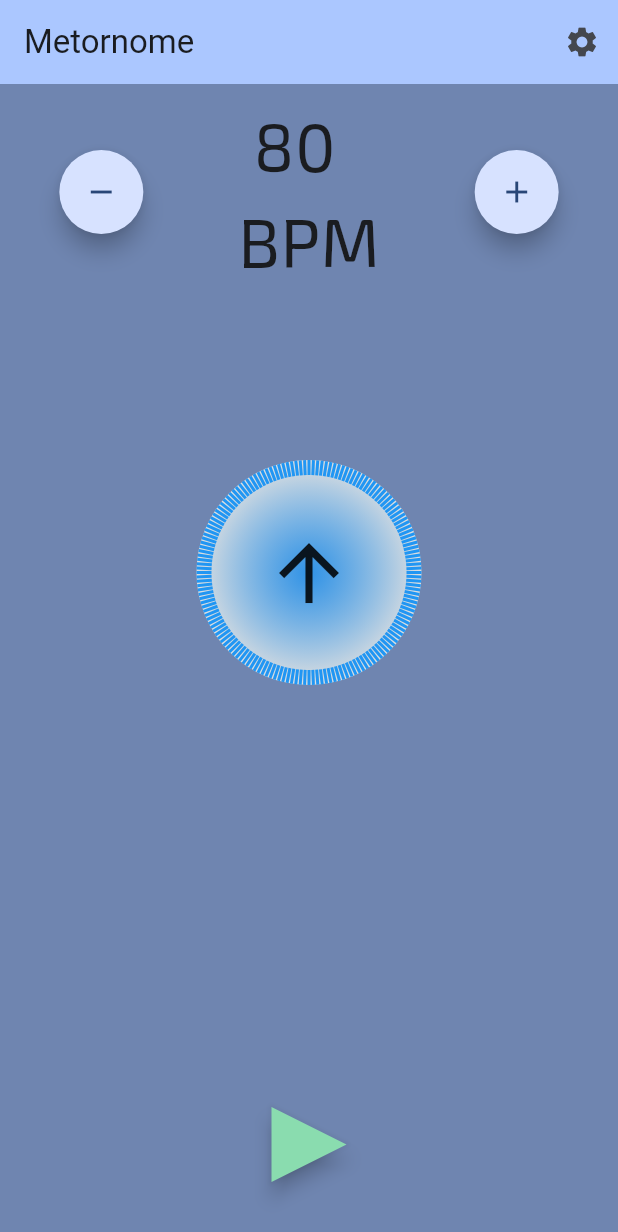
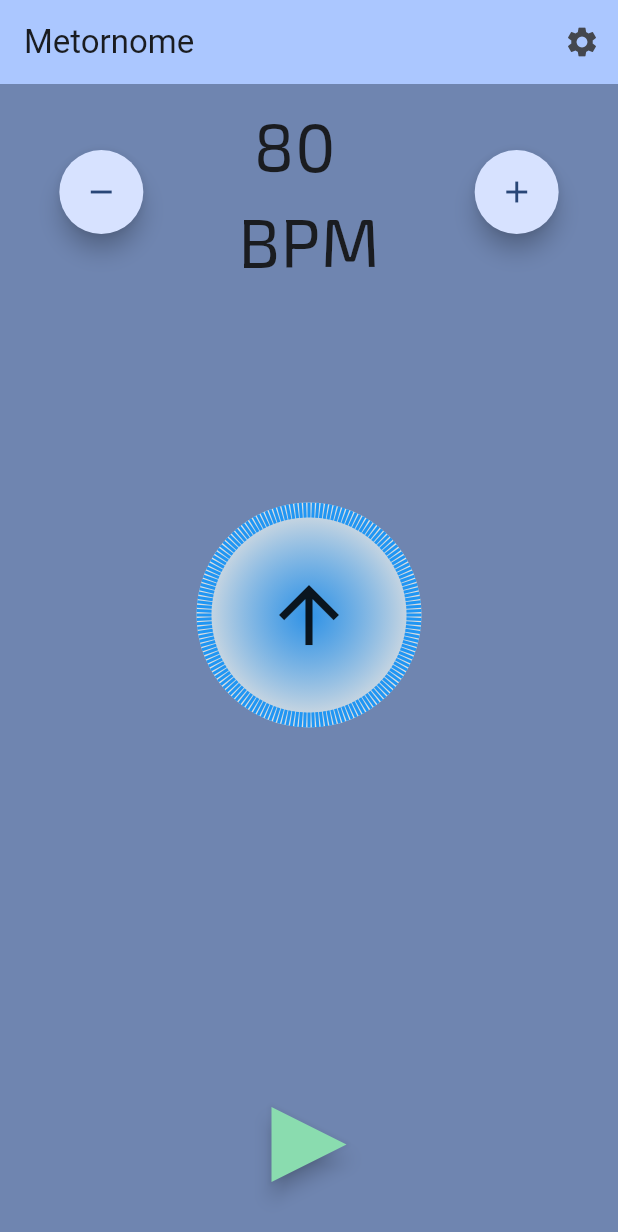
Before and after one commit to BMarx981/metornome, a Flutter app: the screen it shows after launch, on a phone screen of 412 x 824 dp. Shown: the top 1232 px of the screen. Run offline on Flutter 3.47's test engine with Material 3 defaults, Android fonts, the light colour scheme and no system bars; our stand-ins replace audioplayers, drift, flutter_riverpod, go_router, google_fonts; accounts and stored records are empty; generated files the repository leaves out were written again.

```diff
--- a/lib/main_view/main_page.dart
+++ b/lib/main_view/main_page.dart
@@ -56,7 +56,8 @@ class MainPage extends ConsumerWidget {
               ],
             ),
           ),
-          EnhancedKnobWidget(
+          Expanded(
+            child: EnhancedKnobWidget(
               onChanged: (value) {
                 ref.read(tempoProvider.notifier).state = value;
               },
@@ -64,9 +65,10 @@ class MainPage extends ConsumerWidget {
               maxValue: 200,
               divisions: 200 - 40,
             ),
+          ),
           playProv
               ? const BlinkingContainer()
-              : const SizedBox(height: 50, width: 50),
+              : const SizedBox(height: 100, width: 100),
           Padding(
             padding: const EdgeInsets.fromLTRB(18.0, 18.0, 18.0, 36),
             child: GestureDetector(
```
Also changed, not shown: lib/widgets/blinking_widget.dart (+4 -4 lines), pubspec.yaml (+8 -0 lines), assets/fonts/Exo2-Bold.ttf (added), assets/fonts/Exo2-Italic.ttf (added), assets/fonts/Exo2-Regular.ttf (added). Lines whose indentation alone changed are shown as unchanged.
